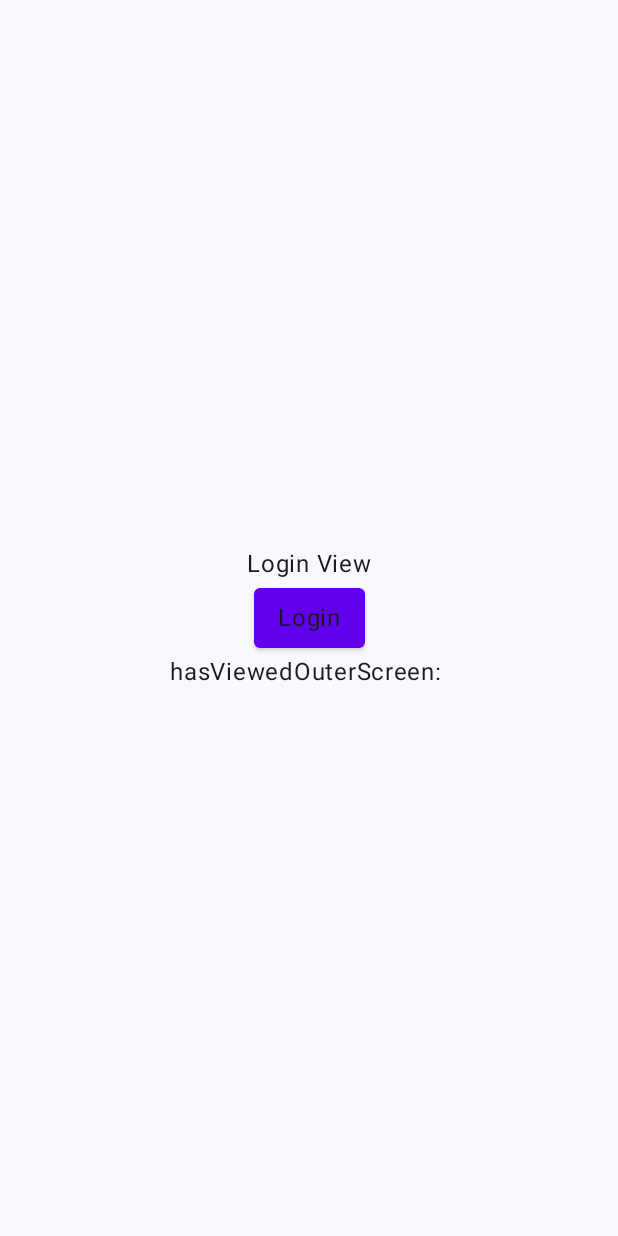
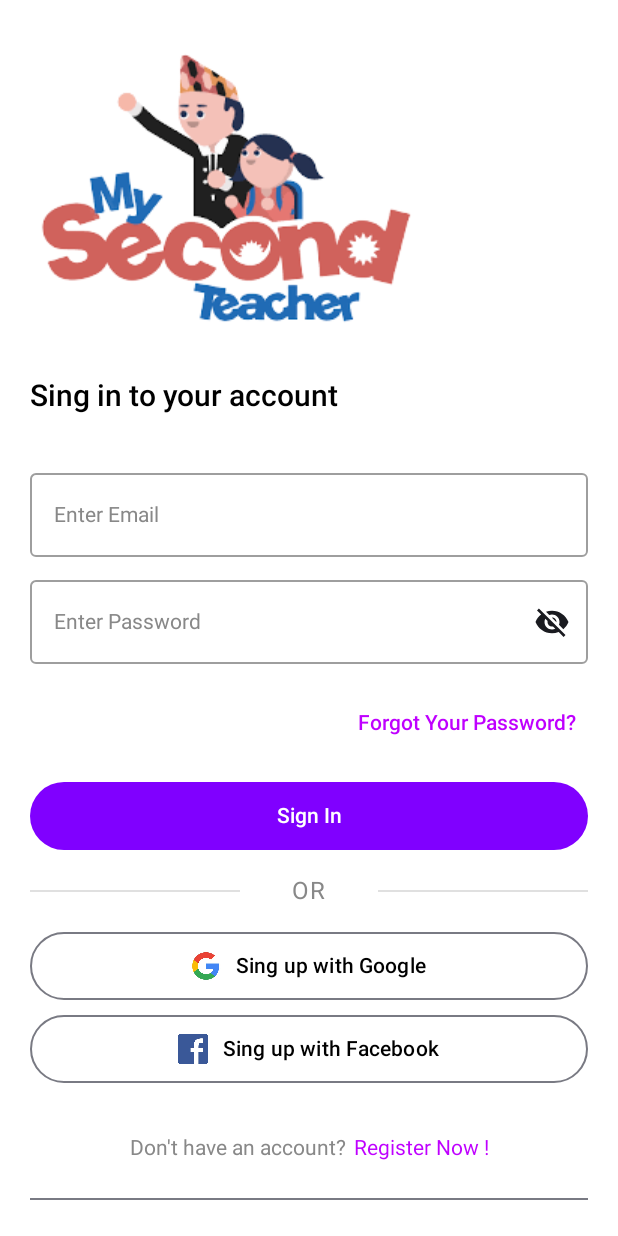
Before and after one commit to devsitaram/TeachingNepal, an Android app built with Jetpack Compose: the screen it shows after launch (MainActivity), on a phone screen of 412 x 824 dp. Run offline under Robolectric (Android 15) with nearby library versions, the phone set to English and light mode, and no system bars.

Commit message:
crate the new login features'

```diff
--- a/app/src/main/java/com/edu/teachingnepal/MainActivity.kt
+++ b/app/src/main/java/com/edu/teachingnepal/MainActivity.kt
@@ -34,7 +34,7 @@ class MainActivity : ComponentActivity() {
                     val navController = rememberNavController()
                     NavHost(
                         navController = navController,
-                        startDestination = ScreenList.SplashScreen.route
+                        startDestination = ScreenList.LoginScreen.route
                     ) {
 
                         composable(ScreenList.SplashScreen.route) {
--- a/app/src/main/java/com/edu/teachingnepal/features/outerscreen/SplashScreen.kt
+++ b/app/src/main/java/com/edu/teachingnepal/features/outerscreen/SplashScreen.kt
@@ -27,7 +27,7 @@ import androidx.compose.ui.res.painterResource
 import androidx.compose.ui.unit.dp
 import androidx.navigation.NavHostController
 import com.edu.teachingnepal.R
-import com.edu.teachingnepal.features.util.Title2
+import com.edu.teachingnepal.features.util.ui.Title2
 import com.edu.teachingnepal.ui.theme.splash
 import kotlinx.coroutines.delay
 
@@ -75,7 +75,7 @@ fun SplashScreen(alpha: Float) {
                     painter = painterResource(id = R.drawable.img_splash),
                     contentDescription = "splash icon",
                 )
-                Title2(text = "Education Nepal", color = Color.White, alpha)
+                Title2(text = "Education Nepal", color = Color.White)
             }
             if (alpha != 1f) {
                 CircularProgressIndicator(
--- a/app/src/main/java/com/edu/teachingnepal/features/outerscreen/login/LoginViewScreen.kt
+++ b/app/src/main/java/com/edu/teachingnepal/features/outerscreen/login/LoginViewScreen.kt
@@ -1,43 +1,145 @@
 package com.edu.teachingnepal.features.outerscreen.login
 
-import android.content.Context
 import androidx.compose.foundation.layout.Arrangement
 import androidx.compose.foundation.layout.Column
+import androidx.compose.foundation.layout.Row
+import androidx.compose.foundation.layout.Spacer
+import androidx.compose.foundation.layout.fillMaxSize
 import androidx.compose.foundation.layout.fillMaxWidth
-import androidx.compose.material.Button
+import androidx.compose.foundation.layout.padding
+import androidx.compose.foundation.layout.size
+import androidx.compose.foundation.layout.width
+import androidx.compose.foundation.layout.wrapContentWidth
+import androidx.compose.foundation.rememberScrollState
+import androidx.compose.foundation.verticalScroll
+import androidx.compose.material.Surface
 import androidx.compose.material3.Text
+import androidx.compose.material.TextButton
+import androidx.compose.material3.Divider
 import androidx.compose.runtime.Composable
-import androidx.compose.runtime.LaunchedEffect
+import androidx.compose.runtime.getValue
+import androidx.compose.runtime.mutableStateOf
+import androidx.compose.runtime.remember
+import androidx.compose.runtime.setValue
 import androidx.compose.ui.Alignment
 import androidx.compose.ui.Modifier
-import androidx.compose.ui.platform.LocalContext
+import androidx.compose.ui.graphics.Color
+import androidx.compose.ui.res.colorResource
+import androidx.compose.ui.res.painterResource
+import androidx.compose.ui.unit.dp
+import androidx.compose.ui.unit.sp
 import androidx.navigation.NavHostController
+import com.edu.teachingnepal.R
+import com.edu.teachingnepal.features.outerscreen.ScreenList
+import com.edu.teachingnepal.features.util.ui.DividerWithText
+import com.edu.teachingnepal.features.util.ui.ImageViewPainter
+import com.edu.teachingnepal.features.util.ui.MaterialButton
+import com.edu.teachingnepal.features.util.ui.MediumButtonText
+import com.edu.teachingnepal.features.util.ui.OutlineTextFields
+import com.edu.teachingnepal.features.util.ui.PasswordTextField
+import com.edu.teachingnepal.features.util.ui.RegularText
+import com.edu.teachingnepal.features.util.ui.TextButtonWithImageIcon
+import com.edu.teachingnepal.features.util.ui.Title3
 
 @Composable
 fun LoginViewScreen(navController: NavHostController) {
 
-    val context = LocalContext.current
-    val sharedPreferences = context.getSharedPreferences("my_preferences", Context.MODE_PRIVATE)
-    // Retrieve the values from SharedPreferences
-    val hasViewedOuterScreen = sharedPreferences.getString("outer_screen", "")
+    var email by remember { mutableStateOf("") }
+    var password by remember { mutableStateOf("") }
 
-    Column(
-        modifier = Modifier.fillMaxWidth(),
-        verticalArrangement = Arrangement.Center,
-        horizontalAlignment = Alignment.CenterHorizontally
-    ) {
-        Text(text = "Login View")
+    val onClickAction = { }
 
-        Button(onClick = {
-            // Save the preference to indicate that the user has viewed the outer screen
-            val editor = sharedPreferences.edit()
-            editor.putString("outer_screen", "sitaram")
-            editor.apply()
-        }) {
-            Text(text = "Login")
+    Surface(modifier = Modifier.fillMaxSize()) {
+        Column(
+            modifier = Modifier
+                .fillMaxWidth()
+                .padding(20.dp)
+                .verticalScroll(rememberScrollState()),
+            verticalArrangement = Arrangement.Top,
+        ) {
+            Spacer(modifier = Modifier.padding(top = 10.dp))
+            ImageViewPainter(painterImage = painterResource(id = R.drawable.img_teaching_nepal))
+
+            Spacer(modifier = Modifier.padding(top = 30.dp))
+            Title3(text = "Sing in to your account", color = Color.Black)
+
+            Spacer(modifier = Modifier.padding(top = 40.dp))
+            OutlineTextFields(
+                value = email,
+                onValueChange = { email = it },
+                placeholder = "Enter Email"
+            )
+
+            Spacer(modifier = Modifier.padding(top = 15.dp))
+            PasswordTextField(
+                value = password,
+                onValueChange = { password = it },
+                placeholder = "Enter Password"
+            )
+
+            Spacer(modifier = Modifier.padding(top = 15.dp))
+            Row(modifier = Modifier.fillMaxWidth(), horizontalArrangement = Arrangement.End) {
+                TextButton(
+                    modifier = Modifier.wrapContentWidth(),
+                    onClick = { ScreenList.ForgotPassword.route },
+                ) {
+                    MediumButtonText(
+                        text = "Forgot Your Password?",
+                        color = colorResource(id = R.color.purple_200)
+                    )
+                }
+            }
+
+            Spacer(modifier = Modifier.padding(top = 15.dp))
+            MaterialButton(text = "Sign In", onClick = onClickAction)
+
+            Spacer(modifier = Modifier.padding(top = 15.dp))
+            DividerWithText(text = "OR")
+
+            Spacer(modifier = Modifier.padding(top = 15.dp))
+            TextButtonWithImageIcon(
+                painter = painterResource(id = R.drawable.img_google),
+                buttonText = "Sing up with Google",
+                onClick = {}
+            )
+
+            Spacer(modifier = Modifier.padding(top = 10.dp))
+            TextButtonWithImageIcon(
+                painter = painterResource(id = R.drawable.img_facebook),
+                buttonText = "Sing up with Facebook",
+                onClick = {}
+            )
+
+            Spacer(modifier = Modifier.padding(top = 35.dp))
+            Row(modifier = Modifier.fillMaxWidth(), horizontalArrangement = Arrangement.Center, verticalAlignment = Alignment.CenterVertically) {
+                RegularText(text = "Don't have an account?", color = Color.Gray)
+                Spacer(modifier = Modifier.width(5.dp))
+                RegularText(
+                    text = "Register Now !",
+                    color = colorResource(id = R.color.purple_200)
+                )
+            }
+
+            Divider(modifier = Modifier.padding(top = 25.dp))
+            Spacer(modifier = Modifier.padding(top = 30.dp))
+            Row(modifier = Modifier.fillMaxWidth(),
+                horizontalArrangement = Arrangement.Center) {
+                Text(text = "Download our Guides", fontSize = 12.sp, color = Color.Gray)
+            }
+
         }
-
-        // Display the retrieved values
-        Text(text = "hasViewedOuterScreen: $hasViewedOuterScreen")
     }
 }
+
+
+//val context = LocalContext.current
+//val sharedPreferences = context.getSharedPreferences("my_preferences", Context.MODE_PRIVATE)
+//
+//            Button(
+//                onClick = {
+//                    // Save the preference to indicate that the user has viewed the outer screen
+//                    val editor = sharedPreferences.edit()
+//                    editor.putString("outer_screen", "sitaram").apply()
+//                }) {
+//                Text(text = "Login")
+//            }
--- a/app/src/main/java/com/edu/teachingnepal/features/util/Ui.kt
+++ /dev/null
@@ -1,29 +0,0 @@
-package com.edu.teachingnepal.features.util
-
-import androidx.compose.material3.Text
-import androidx.compose.runtime.Composable
-import androidx.compose.ui.Modifier
-import androidx.compose.ui.draw.alpha
-import androidx.compose.ui.graphics.Color
-import androidx.compose.ui.text.TextStyle
-import androidx.compose.ui.text.font.FontWeight
-import androidx.compose.ui.unit.sp
-
-/**
- * the text is: Title 2
- * fontSize, fontWeight, color and also lineHeight
- * it it reusable component
- */
-@Composable
-fun Title2(text: String, color: Color, alpha: Float) {
-    Text(
-        text = text,
-        style = TextStyle(
-            fontSize = 24.sp,
-            fontWeight = FontWeight.Bold
-        ),
-        color = color,
-        lineHeight = 40.sp,
-        modifier = Modifier.alpha(alpha)
-    )
-}
--- /dev/null
+++ b/app/src/main/java/com/edu/teachingnepal/features/util/ui/Buttons.kt
@@ -0,0 +1,62 @@
+package com.edu.teachingnepal.features.util.ui
+
+import androidx.compose.foundation.Image
+import androidx.compose.foundation.background
+import androidx.compose.foundation.layout.Arrangement
+import androidx.compose.foundation.layout.Row
+import androidx.compose.foundation.layout.Spacer
+import androidx.compose.foundation.layout.fillMaxWidth
+import androidx.compose.foundation.layout.height
+import androidx.compose.foundation.layout.padding
+import androidx.compose.foundation.layout.size
+import androidx.compose.foundation.layout.width
+import androidx.compose.material3.Button
+import androidx.compose.material3.ButtonDefaults
+import androidx.compose.material3.OutlinedButton
+import androidx.compose.material3.Text
+import androidx.compose.runtime.Composable
+import androidx.compose.ui.Alignment
+import androidx.compose.ui.Modifier
+import androidx.compose.ui.graphics.Color
+import androidx.compose.ui.graphics.painter.Painter
+import androidx.compose.ui.res.colorResource
+import androidx.compose.ui.unit.dp
+import com.edu.teachingnepal.R
+
+@Composable
+fun MaterialButton(text: String, onClick:()->Unit = {}) {
+    Button(
+        onClick = { /*TODO*/ },
+        modifier = Modifier.fillMaxWidth().height(45.dp),
+        colors = ButtonDefaults.buttonColors(
+            containerColor = colorResource(id = R.color.purple_500)
+        )
+    ) {
+        MediumButtonText(text = text, color = Color.White)
+    }
+}
+
+@Composable
+fun TextButtonWithImageIcon(painter: Painter, buttonText: String, onClick: () -> Unit = {}) {
+    OutlinedButton(
+        onClick = onClick,
+        modifier = Modifier
+            .fillMaxWidth()
+            .height(45.dp)
+            .background(Color.White),
+    ) {
+        Row(
+            modifier = Modifier.fillMaxWidth(),
+            horizontalArrangement = Arrangement.Center,
+            verticalAlignment = Alignment.CenterVertically
+        ) {
+            Image(
+                painter = painter,
+                contentDescription = null,
+                modifier = Modifier.size(20.dp)
+            )
+            Spacer(modifier = Modifier.width(10.dp))
+            Text(text = buttonText, color = Color.Black)
+        }
+    }
+}
--- /dev/null
+++ b/app/src/main/java/com/edu/teachingnepal/features/util/ui/Images.kt
@@ -0,0 +1,24 @@
+package com.edu.teachingnepal.features.util.ui
+
+import androidx.compose.foundation.Image
+import androidx.compose.foundation.background
+import androidx.compose.foundation.layout.wrapContentWidth
+import androidx.compose.runtime.Composable
+import androidx.compose.ui.Modifier
+import androidx.compose.ui.graphics.Color
+import androidx.compose.ui.graphics.painter.Painter
+
+/**
+ * this is the : painter image function
+ * painter image parameter
+ */
+@Composable
+fun ImageViewPainter(painterImage: Painter) {
+    Image(
+        painter = painterImage,
+        contentDescription = null,
+        modifier = Modifier
+            .background(color = Color.White)
+            .wrapContentWidth(),
+    )
+}
--- /dev/null
+++ b/app/src/main/java/com/edu/teachingnepal/features/util/ui/TextFields.kt
@@ -0,0 +1,65 @@
+package com.edu.teachingnepal.features.util.ui
+
+import androidx.compose.foundation.border
+import androidx.compose.foundation.layout.fillMaxWidth
+import androidx.compose.foundation.text.KeyboardOptions
+import androidx.compose.material.OutlinedTextField
+import androidx.compose.material3.Icon
+import androidx.compose.material3.IconButton
+import androidx.compose.material3.Text
+import androidx.compose.runtime.Composable
+import androidx.compose.runtime.mutableStateOf
+import androidx.compose.runtime.remember
+import androidx.compose.ui.Modifier
+import androidx.compose.ui.graphics.Color
+import androidx.compose.ui.res.painterResource
+import androidx.compose.ui.text.input.KeyboardType
+import androidx.compose.ui.text.input.PasswordVisualTransformation
+import androidx.compose.ui.text.input.VisualTransformation
+import androidx.compose.ui.unit.dp
+import androidx.compose.ui.unit.sp
+import com.edu.teachingnepal.R
+
+// normal text fields
+@Composable
+fun OutlineTextFields(value: String, onValueChange: (String) -> Unit = {}, placeholder: String) {
+    OutlinedTextField(
+        value = value,
+        onValueChange = onValueChange,
+        placeholder = { InputText(text = placeholder, color = Color.Gray) },
+        keyboardOptions = KeyboardOptions(keyboardType = KeyboardType.Text),
+        singleLine = true,
+        maxLines = 1,
+        modifier = Modifier.fillMaxWidth()
+    )
+}
+
+// password text fields
+@Composable
+fun PasswordTextField(value: String, onValueChange: (String) -> Unit = {}, placeholder: String) {
+    val passwordVisibility = remember { mutableStateOf(false) }
+    OutlinedTextField(
+        value = value,
+        onValueChange = onValueChange,
+        placeholder = { InputText(text = placeholder, color = Color.Gray) },
+        keyboardOptions = KeyboardOptions(keyboardType = KeyboardType.Password),
+        singleLine = true,
+        maxLines = 1,
+        trailingIcon = {
+            IconButton(
+                onClick = { passwordVisibility.value = !passwordVisibility.value }
+            ) {
+                Icon(
+                    painter = if (passwordVisibility.value) painterResource(id = R.drawable.ic_visibility) else painterResource(
+                        id = R.drawable.ic_visibility_off
+                    ),
+                    contentDescription = "visibility",
+                )
+            }
+        },
+        visualTransformation = if (passwordVisibility.value) VisualTransformation.None else PasswordVisualTransformation(),
+        modifier = Modifier
+            .border(0.dp, color = Color.Transparent)
+            .fillMaxWidth()
+    )
+}
--- /dev/null
+++ b/app/src/main/java/com/edu/teachingnepal/features/util/ui/divider.kt
@@ -0,0 +1,26 @@
+package com.edu.teachingnepal.features.util.ui
+
+import androidx.compose.foundation.layout.Arrangement
+import androidx.compose.foundation.layout.Row
+import androidx.compose.foundation.layout.fillMaxWidth
+import androidx.compose.foundation.layout.width
+import androidx.compose.material.Divider
+import androidx.compose.material3.Text
+import androidx.compose.runtime.Composable
+import androidx.compose.ui.Alignment
+import androidx.compose.ui.Modifier
+import androidx.compose.ui.graphics.Color
+import androidx.compose.ui.unit.dp
+
+@Composable
+fun DividerWithText(text: String) {
+    Row(
+        modifier = Modifier.fillMaxWidth(),
+        horizontalArrangement = Arrangement.SpaceBetween,
+        verticalAlignment = Alignment.CenterVertically
+    ) {
+        Divider(modifier = Modifier.width(140.dp))
+        Text(text = text, color = Color.Gray)
+        Divider(modifier = Modifier.width(140.dp))
+    }
+}
--- a/app/src/main/java/com/edu/teachingnepal/ui/theme/Color.kt
+++ b/app/src/main/java/com/edu/teachingnepal/ui/theme/Color.kt
@@ -2,11 +2,11 @@ package com.edu.teachingnepal.ui.theme
 
 import androidx.compose.ui.graphics.Color
 
-val Purple80 = Color(0xFFD0BCFF)
+val Purple80 = Color(0xFF8000ff)
 val PurpleGrey80 = Color(0xFFCCC2DC)
 val Pink80 = Color(0xFFEFB8C8)
 
-val Purple40 = Color(0xFF6650a4)
+val Purple40 = Color(0xFF7238DA)
 val PurpleGrey40 = Color(0xFF625b71)
 val Pink40 = Color(0xFF7D5260)
 val splash = Color(0xFF1E69B2)
--- a/app/src/main/java/com/edu/teachingnepal/ui/theme/Theme.kt
+++ b/app/src/main/java/com/edu/teachingnepal/ui/theme/Theme.kt
@@ -1,5 +1,6 @@
 package com.edu.teachingnepal.ui.theme
 
+import android.annotation.SuppressLint
 import android.app.Activity
 import android.os.Build
 import androidx.compose.foundation.isSystemInDarkTheme
@@ -37,6 +38,7 @@ private val LightColorScheme = lightColorScheme(
     */
 )
 
+@SuppressLint("ResourceAsColor", "ObsoleteSdkInt")
 @Composable
 fun TeachingNepalTheme(
     darkTheme: Boolean = isSystemInDarkTheme(),
@@ -57,7 +59,7 @@ fun TeachingNepalTheme(
     if (!view.isInEditMode) {
         SideEffect {
             val window = (view.context as Activity).window
-            window.statusBarColor = colorScheme.primary.toArgb()
+            window.statusBarColor = Purple40.toArgb() // colorScheme.primary.toArgb()
             WindowCompat.getInsetsController(window, view).isAppearanceLightStatusBars = darkTheme
         }
     }
--- /dev/null
+++ b/app/src/main/res/drawable/ic_visibility.xml
@@ -0,0 +1,5 @@
+<vector android:height="24dp" android:tint="#4A4A4A"
+    android:viewportHeight="24" android:viewportWidth="24"
+    android:width="24dp" xmlns:android="http://schemas.android.com/apk/res/android">
+    <path android:fillColor="@android:color/white" android:pathData="M12,4.5C7,4.5 2.73,7.61 1,12c1.73,4.39 6,7.5 11,7.5s9.27,-3.11 11,-7.5c-1.73,-4.39 -6,-7.5 -11,-7.5zM12,17c-2.76,0 -5,-2.24 -5,-5s2.24,-5 5,-5 5,2.24 5,5 -2.24,5 -5,5zM12,9c-1.66,0 -3,1.34 -3,3s1.34,3 3,3 3,-1.34 3,-3 -1.34,-3 -3,-3z"/>
+</vector>
--- /dev/null
+++ b/app/src/main/res/drawable/ic_visibility_off.xml
@@ -0,0 +1,5 @@
+<vector android:height="24dp" android:tint="#666666"
+    android:viewportHeight="24" android:viewportWidth="24"
+    android:width="24dp" xmlns:android="http://schemas.android.com/apk/res/android">
+    <path android:fillColor="@android:color/white" android:pathData="M12,7c2.76,0 5,2.24 5,5 0,0.65 -0.13,1.26 -0.36,1.83l2.92,2.92c1.51,-1.26 2.7,-2.89 3.43,-4.75 -1.73,-4.39 -6,-7.5 -11,-7.5 -1.4,0 -2.74,0.25 -3.98,0.7l2.16,2.16C10.74,7.13 11.35,7 12,7zM2,4.27l2.28,2.28 0.46,0.46C3.08,8.3 1.78,10.02 1,12c1.73,4.39 6,7.5 11,7.5 1.55,0 3.03,-0.3 4.38,-0.84l0.42,0.42L19.73,22 21,20.73 3.27,3 2,4.27zM7.53,9.8l1.55,1.55c-0.05,0.21 -0.08,0.43 -0.08,0.65 0,1.66 1.34,3 3,3 0.22,0 0.44,-0.03 0.65,-0.08l1.55,1.55c-0.67,0.33 -1.41,0.53 -2.2,0.53 -2.76,0 -5,-2.24 -5,-5 0,-0.79 0.2,-1.53 0.53,-2.2zM11.84,9.02l3.15,3.15 0.02,-0.16c0,-1.66 -1.34,-3 -3,-3l-0.17,0.01z"/>
+</vector>
--- a/app/src/main/res/values/colors.xml
+++ b/app/src/main/res/values/colors.xml
@@ -1,8 +1,8 @@
 <?xml version="1.0" encoding="utf-8"?>
 <resources>
-    <color name="purple_200">#FFBB86FC</color>
-    <color name="purple_500">#FF6200EE</color>
-    <color name="purple_700">#FF3700B3</color>
+    <color name="purple_200">#FFbf00ff</color>
+    <color name="purple_500">#FF8000ff</color>
+    <color name="purple_700">#870EFF</color>
     <color name="teal_200">#FF03DAC5</color>
     <color name="teal_700">#FF018786</color>
     <color name="black">#FF000000</color>
```
Also changed, not shown: app/src/main/java/com/edu/teachingnepal/features/util/ui/Texts.kt (added, +299 -0 lines), app/src/main/java/com/edu/teachingnepal/ui/theme/Type.kt (+8 -4 lines), app/src/main/res/drawable/img_facebook.png (added), app/src/main/res/drawable/img_google.png (added), app/src/main/res/drawable/img_teaching_nepal.png (renamed from app/src/main/res/drawable/teaching_nepal.png).
